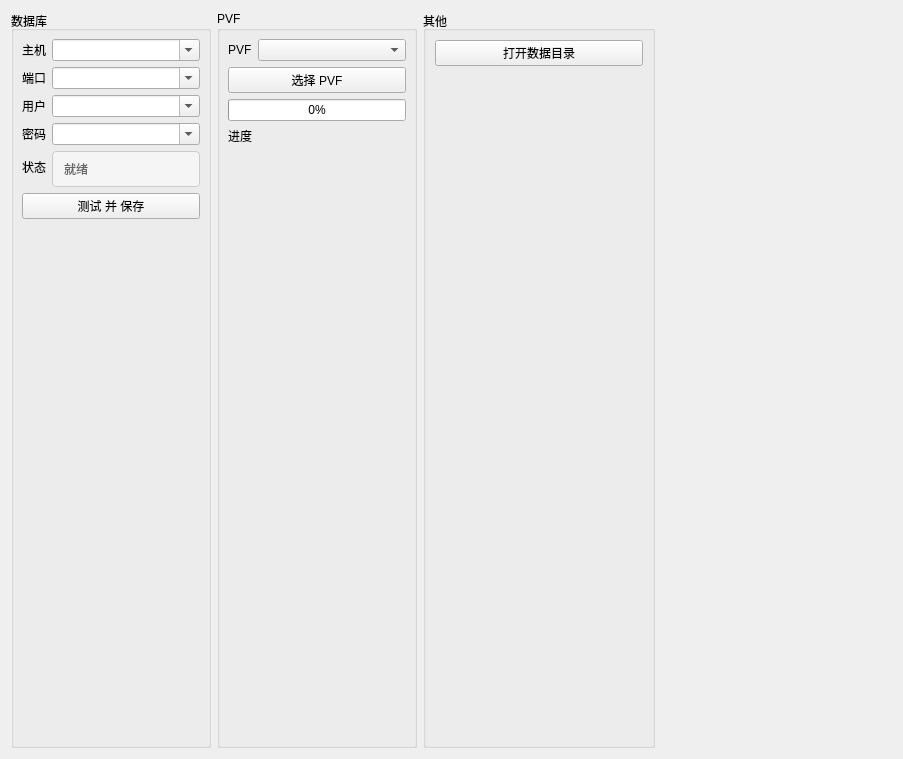
First picture: the form in ui/components/settings/settings.ui, repository evrins/dnf-gm-tool, before the edit.
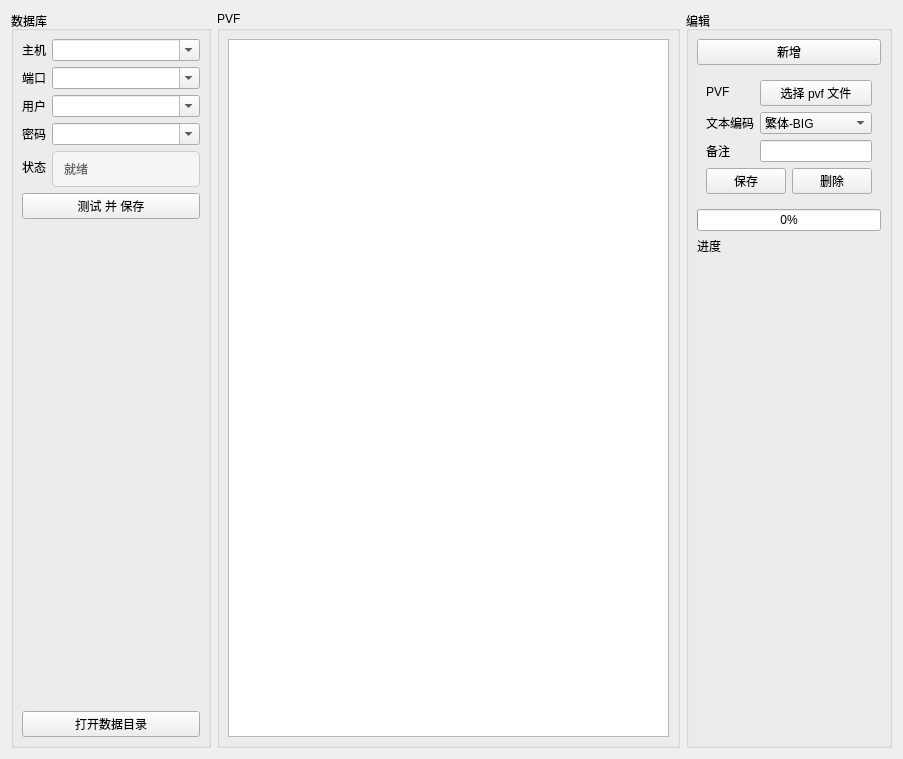
Second picture: the form after the edit.

Commit message: feat: add pvf encoding

Diff of the .ui file:
```diff
--- a/ui/components/settings/settings.ui
+++ b/ui/components/settings/settings.ui
@@ -37,13 +37,7 @@
      <property name="title">
       <string>数据库</string>
      </property>
-     <layout class="QFormLayout" name="formLayout">
-      <property name="labelAlignment">
-       <set>Qt::AlignmentFlag::AlignRight|Qt::AlignmentFlag::AlignTrailing|Qt::AlignmentFlag::AlignVCenter</set>
-      </property>
-      <property name="formAlignment">
-       <set>Qt::AlignmentFlag::AlignLeading|Qt::AlignmentFlag::AlignLeft|Qt::AlignmentFlag::AlignTop</set>
-      </property>
+     <layout class="QVBoxLayout" name="verticalLayout_3">
       <property name="leftMargin">
        <number>8</number>
       </property>
@@ -56,6 +50,40 @@
       <property name="bottomMargin">
        <number>8</number>
       </property>
+      <item>
+       <widget class="QWidget" name="widget_2" native="true">
+        <property name="sizePolicy">
+         <sizepolicy hsizetype="Preferred" vsizetype="Minimum">
+          <horstretch>0</horstretch>
+          <verstretch>0</verstretch>
+         </sizepolicy>
+        </property>
+        <property name="minimumSize">
+         <size>
+          <width>0</width>
+          <height>0</height>
+         </size>
+        </property>
+        <layout class="QFormLayout" name="formLayout_3">
+         <property name="leftMargin">
+          <number>0</number>
+         </property>
+         <property name="topMargin">
+          <number>0</number>
+         </property>
+         <property name="rightMargin">
+          <number>0</number>
+         </property>
+         <property name="bottomMargin">
+          <number>0</number>
+         </property>
+         <item row="0" column="1">
+          <widget class="QComboBox" name="host_combox">
+           <property name="editable">
+            <bool>true</bool>
+           </property>
+          </widget>
+         </item>
       <item row="0" column="0">
        <widget class="QLabel" name="host_label">
         <property name="text">
@@ -63,13 +91,6 @@
         </property>
        </widget>
       </item>
-      <item row="0" column="1">
-       <widget class="QComboBox" name="host_combox">
-        <property name="editable">
-         <bool>true</bool>
-        </property>
-       </widget>
-      </item>
       <item row="1" column="0">
        <widget class="QLabel" name="port_label">
         <property name="text">
@@ -146,6 +167,57 @@
     </widget>
    </item>
    <item>
+       <widget class="QWidget" name="widget_3" native="true">
+        <property name="sizePolicy">
+         <sizepolicy hsizetype="Preferred" vsizetype="Expanding">
+          <horstretch>0</horstretch>
+          <verstretch>1</verstretch>
+         </sizepolicy>
+        </property>
+       </widget>
+      </item>
+      <item>
+       <widget class="QPushButton" name="open_data_dir_btn">
+        <property name="text">
+         <string>打开数据目录</string>
+        </property>
+       </widget>
+      </item>
+     </layout>
+    </widget>
+   </item>
+   <item>
+    <widget class="QGroupBox" name="groupBox">
+     <property name="title">
+      <string>PVF</string>
+     </property>
+     <layout class="QVBoxLayout" name="verticalLayout_2">
+      <property name="leftMargin">
+       <number>8</number>
+      </property>
+      <property name="topMargin">
+       <number>8</number>
+      </property>
+      <property name="rightMargin">
+       <number>8</number>
+      </property>
+      <property name="bottomMargin">
+       <number>8</number>
+      </property>
+      <item>
+       <widget class="QTableView" name="pvf_table_view">
+        <property name="selectionMode">
+         <enum>QAbstractItemView::SelectionMode::SingleSelection</enum>
+        </property>
+        <property name="selectionBehavior">
+         <enum>QAbstractItemView::SelectionBehavior::SelectRows</enum>
+        </property>
+       </widget>
+      </item>
+     </layout>
+    </widget>
+   </item>
+   <item>
     <widget class="QGroupBox" name="pvf_groupbox">
      <property name="sizePolicy">
       <sizepolicy hsizetype="Fixed" vsizetype="Preferred">
@@ -166,9 +238,9 @@
       </size>
      </property>
      <property name="title">
-      <string>PVF</string>
+      <string>编辑</string>
      </property>
-     <layout class="QFormLayout" name="formLayout_2">
+     <layout class="QVBoxLayout" name="verticalLayout">
       <property name="leftMargin">
        <number>8</number>
       </property>
@@ -181,6 +253,28 @@
       <property name="bottomMargin">
        <number>8</number>
       </property>
+      <item>
+       <widget class="QPushButton" name="add_new">
+        <property name="text">
+         <string>新增</string>
+        </property>
+       </widget>
+      </item>
+      <item>
+       <widget class="QWidget" name="widget" native="true">
+        <property name="sizePolicy">
+         <sizepolicy hsizetype="Preferred" vsizetype="Minimum">
+          <horstretch>0</horstretch>
+          <verstretch>0</verstretch>
+         </sizepolicy>
+        </property>
+        <property name="minimumSize">
+         <size>
+          <width>0</width>
+          <height>0</height>
+         </size>
+        </property>
+        <layout class="QFormLayout" name="formLayout">
       <item row="0" column="0">
        <widget class="QLabel" name="pvf_label">
         <property name="text">
@@ -189,57 +283,113 @@
        </widget>
       </item>
       <item row="0" column="1">
-       <widget class="QComboBox" name="pvf_combox"/>
-      </item>
-      <item row="1" column="0" colspan="2">
        <widget class="QPushButton" name="select_pvf_btn">
         <property name="text">
-         <string>选择 PVF</string>
+            <string>选择 pvf 文件</string>
         </property>
        </widget>
       </item>
-      <item row="3" column="0">
+         <item row="1" column="0">
+          <widget class="QLabel" name="encoding_label">
+           <property name="text">
+            <string>文本编码</string>
+           </property>
+          </widget>
+         </item>
+         <item row="1" column="1">
+          <widget class="QComboBox" name="encoding_combox">
+           <item>
+            <property name="text">
+             <string>繁体-BIG</string>
+            </property>
+           </item>
+           <item>
+            <property name="text">
+             <string>简体-GBK</string>
+            </property>
+           </item>
+          </widget>
+         </item>
+         <item row="2" column="0">
+          <widget class="QLabel" name="remark_label">
+           <property name="text">
+            <string>备注</string>
+           </property>
+          </widget>
+         </item>
+         <item row="2" column="1">
+          <widget class="QLineEdit" name="remark_line_edit"/>
+         </item>
+         <item row="3" column="0" colspan="2">
+          <widget class="QWidget" name="widget_4" native="true">
+           <property name="minimumSize">
+            <size>
+             <width>0</width>
+             <height>0</height>
+            </size>
+           </property>
+           <layout class="QHBoxLayout" name="horizontalLayout_2">
+            <property name="leftMargin">
+             <number>0</number>
+            </property>
+            <property name="topMargin">
+             <number>0</number>
+            </property>
+            <property name="rightMargin">
+             <number>0</number>
+            </property>
+            <property name="bottomMargin">
+             <number>0</number>
+            </property>
+            <item>
+             <widget class="QPushButton" name="save_pvf_btn">
+              <property name="text">
+               <string>保存</string>
+              </property>
+             </widget>
+            </item>
+            <item>
+             <widget class="QPushButton" name="delete_pvf_btn">
+              <property name="text">
+               <string>删除</string>
+              </property>
+             </widget>
+            </item>
+           </layout>
+          </widget>
+         </item>
+        </layout>
+       </widget>
+      </item>
+      <item>
+       <widget class="QProgressBar" name="progress_bar">
+        <property name="value">
+         <number>0</number>
+        </property>
+       </widget>
+      </item>
+      <item>
        <widget class="QLabel" name="progress_status">
+        <property name="sizePolicy">
+         <sizepolicy hsizetype="Preferred" vsizetype="Expanding">
+          <horstretch>0</horstretch>
+          <verstretch>0</verstretch>
+         </sizepolicy>
+        </property>
         <property name="text">
          <string>进度</string>
         </property>
+        <property name="alignment">
+         <set>Qt::AlignmentFlag::AlignLeading|Qt::AlignmentFlag::AlignLeft|Qt::AlignmentFlag::AlignTop</set>
+        </property>
         <property name="wordWrap">
          <bool>true</bool>
         </property>
        </widget>
       </item>
-      <item row="2" column="0" colspan="2">
-       <widget class="QProgressBar" name="progress_bar">
-        <property name="value">
-         <number>0</number>
-        </property>
-       </widget>
-      </item>
      </layout>
     </widget>
    </item>
-   <item>
-    <widget class="QGroupBox" name="others_groupbox">
-     <property name="title">
-      <string>其他</string>
-     </property>
-     <layout class="QVBoxLayout" name="verticalLayout">
-      <item>
-       <widget class="QPushButton" name="open_data_dir_btn">
-        <property name="text">
-         <string>打开数据目录</string>
-        </property>
-       </widget>
-      </item>
-      <item>
-       <widget class="QWidget" name="holder" native="true"/>
-      </item>
-     </layout>
-    </widget>
-   </item>
-   <item>
-    <widget class="QWidget" name="widget" native="true"/>
-   </item>
   </layout>
  </widget>
  <resources/>
```
Lines whose indentation alone changed are shown as unchanged. The commit also changes 7 other files.
